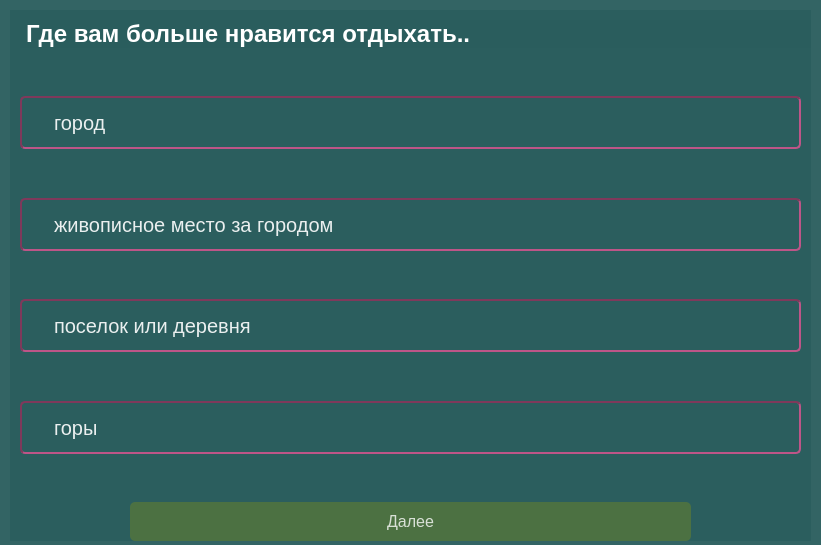
The window that forms/test8.ui (PolinaBack/MyMap) describes before a commit, drawn with Qt 5.
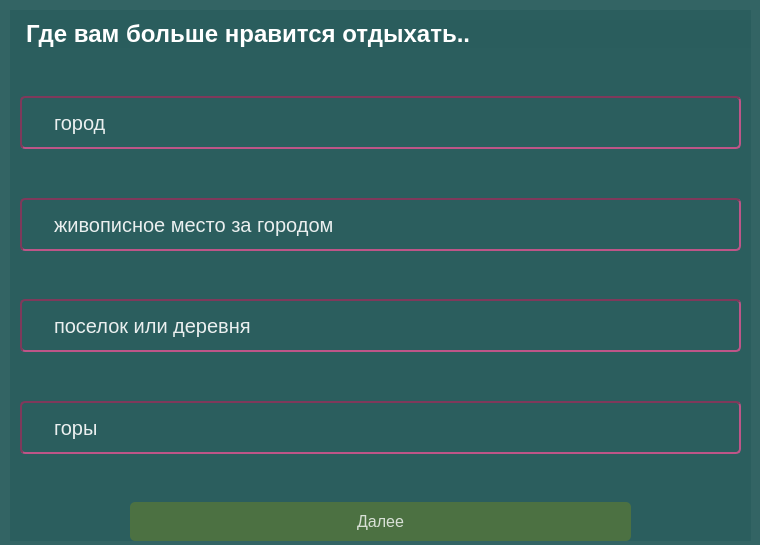
The same window after the commit.

The edit to the form file:
```diff
--- a/forms/test8.ui
+++ b/forms/test8.ui
@@ -6,7 +6,7 @@
    <rect>
     <x>0</x>
     <y>0</y>
-    <width>821</width>
+    <width>760</width>
     <height>545</height>
    </rect>
   </property>
@@ -21,7 +21,7 @@
     <rect>
      <x>10</x>
      <y>10</y>
-     <width>801</width>
+     <width>741</width>
      <height>531</height>
     </rect>
    </property>
```
